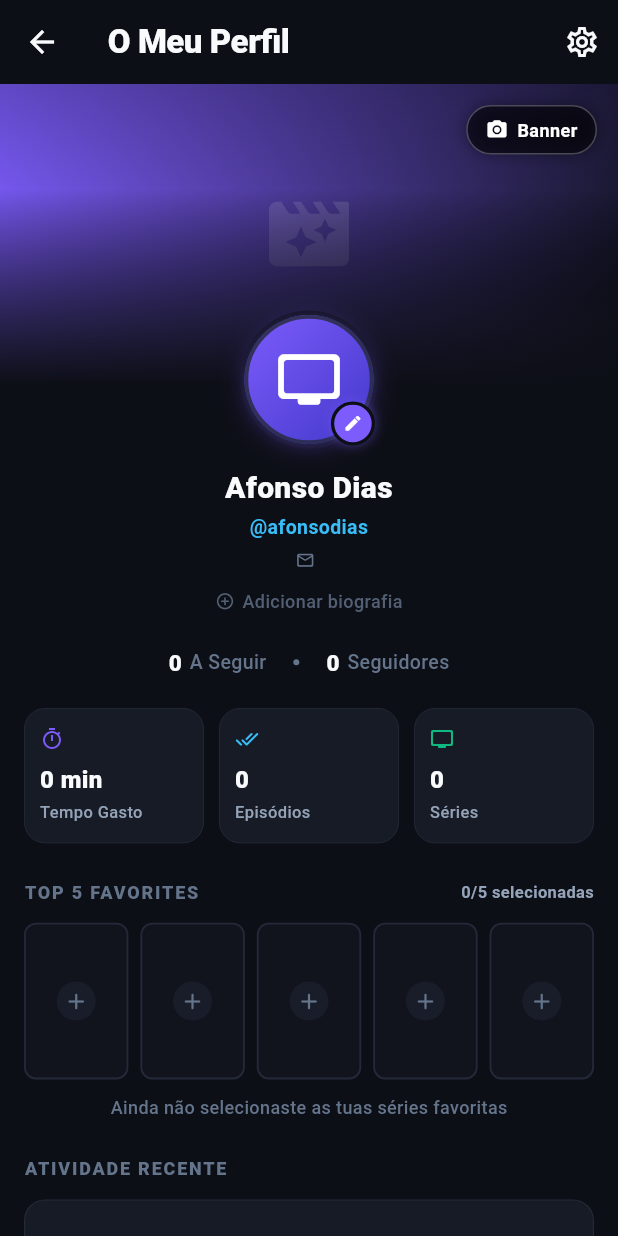
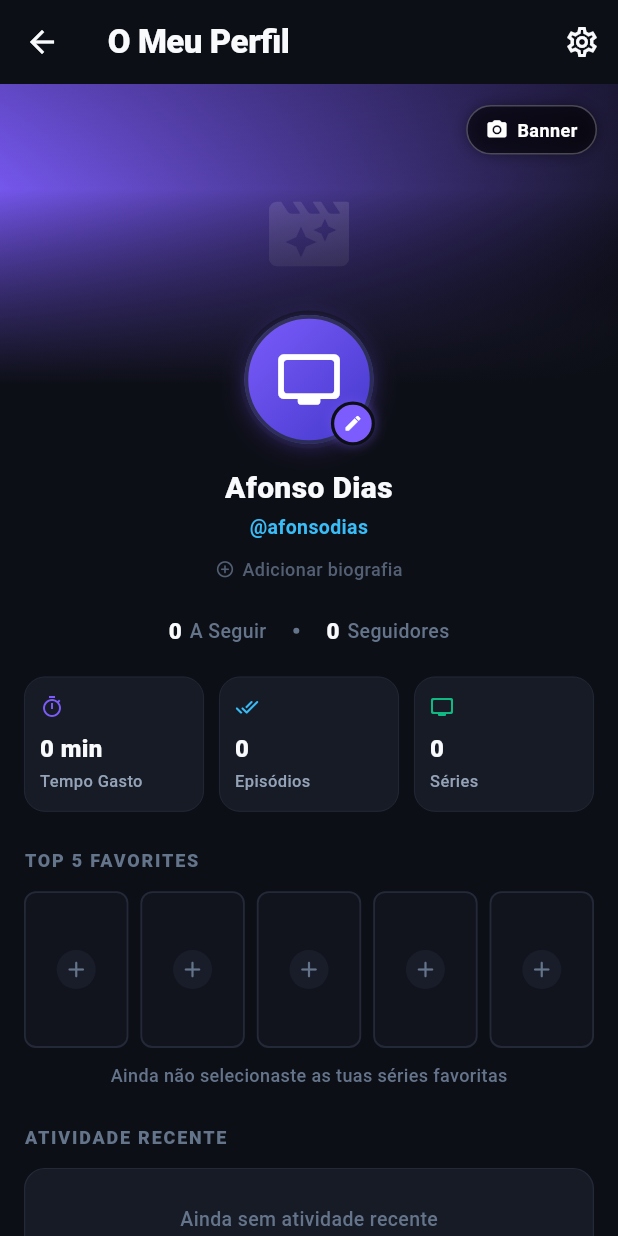
Before and after one commit to TheMoita/seriolab, a Flutter app: the ProfileScreen screen opened directly, on a phone screen of 412 x 824 dp. Run offline on Flutter 3.47's test engine with Material 3 defaults, Android fonts, the phone set to English and light mode, and no system bars; our stand-ins replace cached_network_image, cloud_firestore, firebase_auth, firebase_core, flutter_dotenv, flutter_riverpod and 5 more; accounts and stored records are empty; network calls fail.

Commit message:
fix: remove email display and section count badges from profile screen

```diff
--- a/lib/features/tracking/presentation/screens/profile_screen.dart
+++ b/lib/features/tracking/presentation/screens/profile_screen.dart
@@ -1,7 +1,6 @@
 import 'package:flutter/material.dart';
 import 'package:flutter_riverpod/flutter_riverpod.dart';
 
-import '../../../auth/domain/entities/app_user.dart';
 import '../../../auth/presentation/providers/auth_providers.dart';
 import '../../../../core/di/providers.dart';
 import '../../../../core/theme/app_theme.dart';
@@ -148,32 +147,6 @@ class _ProfileScreenState extends ConsumerState<ProfileScreen>
                                   color: AppColors.secondary,
                                 ),
                               ),
-                              if (authState.user != null) ...[
-                                const SizedBox(height: 4),
-                                Row(
-                                  mainAxisSize: MainAxisSize.min,
-                                  mainAxisAlignment: MainAxisAlignment.center,
-                                  children: [
-                                    Icon(
-                                      authState.user!.provider ==
-                                              AuthProviderKind.google
-                                          ? Icons.account_circle_outlined
-                                          : Icons.mail_outline_rounded,
-                                      size: 13,
-                                      color: AppColors.textMuted,
-                                    ),
-                                    const SizedBox(width: 5),
-                                    Text(
-                                      authState.user!.email,
-                                      style: const TextStyle(
-                                        fontSize: 12,
-                                        color: AppColors.textMuted,
-                                        fontWeight: FontWeight.w500,
-                                      ),
-                                    ),
-                                  ],
-                                ),
-                              ],
                               if (settings.bio.isNotEmpty) ...[
                                 const SizedBox(height: 6),
                                 Padding(
--- a/lib/features/tracking/presentation/widgets/recent_activity_section.dart
+++ b/lib/features/tracking/presentation/widgets/recent_activity_section.dart
@@ -97,12 +97,9 @@ class RecentActivitySection extends ConsumerWidget {
     return Column(
       crossAxisAlignment: CrossAxisAlignment.start,
       children: [
-        Padding(
-          padding: const EdgeInsets.symmetric(horizontal: 16),
-          child: Row(
-            mainAxisAlignment: MainAxisAlignment.spaceBetween,
-            children: [
-              const Text(
+        const Padding(
+          padding: EdgeInsets.symmetric(horizontal: 16),
+          child: Text(
             'ATIVIDADE RECENTE',
             style: TextStyle(
               fontSize: 12,
@@ -110,16 +107,6 @@ class RecentActivitySection extends ConsumerWidget {
               letterSpacing: 1.2,
               color: AppColors.textMuted,
             ),
-              ),
-              Text(
-                '${recentEpisodes.length} recentes',
-                style: const TextStyle(
-                  fontSize: 11,
-                  fontWeight: FontWeight.w600,
-                  color: AppColors.textSecondary,
-                ),
-              ),
-            ],
           ),
         ),
         const SizedBox(height: 12),
--- a/lib/features/tracking/presentation/widgets/top_favorites_section.dart
+++ b/lib/features/tracking/presentation/widgets/top_favorites_section.dart
@@ -34,9 +34,6 @@ class TopFavoritesSection extends ConsumerWidget {
         crossAxisAlignment: CrossAxisAlignment.start,
         children: [
           // Section header
-          Row(
-            mainAxisAlignment: MainAxisAlignment.spaceBetween,
-            children: [
           const Text(
             'TOP 5 FAVORITES',
             style: TextStyle(
@@ -45,17 +42,6 @@ class TopFavoritesSection extends ConsumerWidget {
               letterSpacing: 1.2,
               color: AppColors.textMuted,
             ),
-              ),
-              if (isEditable)
-                Text(
-                  '${effectiveFavorites.length}/5 selecionadas',
-                  style: const TextStyle(
-                    fontSize: 11,
-                    fontWeight: FontWeight.w600,
-                    color: AppColors.textSecondary,
-                  ),
-                ),
-            ],
           ),
           const SizedBox(height: 12),
 
```
Also changed, not shown: 3 other files. Lines whose indentation alone changed are shown as unchanged.
